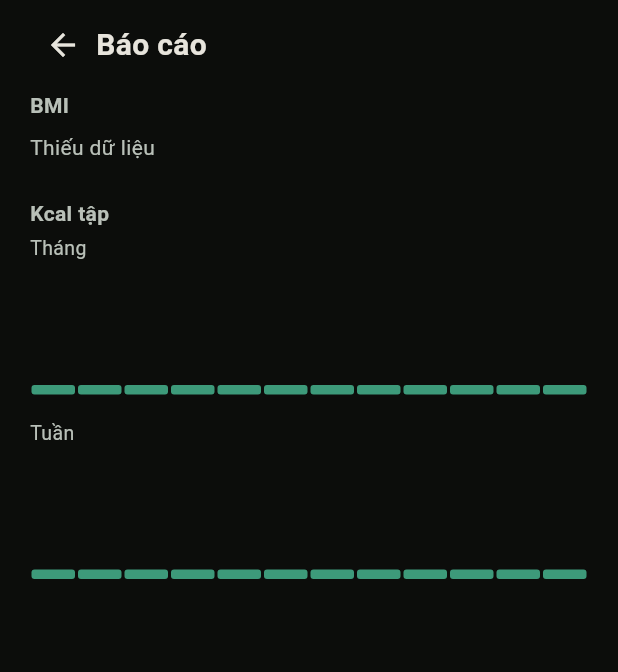
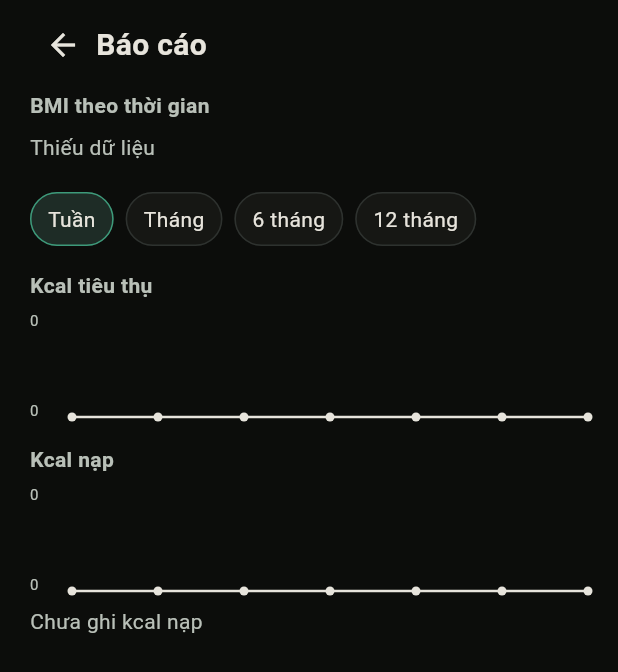
Before and after one commit to jrgbw8yn52-debug/thoi-quen, a Flutter app: the ManBaoCao screen opened directly with empty values, on a phone screen of 412 x 824 dp. Shown: the top 672 px of the screen. Run offline on Flutter 3.47's test engine with Material 3 defaults, Android fonts, the phone set to English and light mode, and no system bars; our stand-ins replace drift, drift_flutter, flutter_local_notifications, timezone; accounts and stored records are empty; generated files the repository leaves out were written again.

Commit message:
feat: cân 3 số, kcal tiêu thụ, nhật ký nạp
Ban đầu chỉ hồ sơ. Hiện tại = weigh_ins. Đích = vạch.
Tiến độ một dòng kcal tiêu thụ. Báo cáo BMI + nạp.
Nhật ký: một ô kcal tay, không món.

```diff
--- a/lib/chuoi.dart
+++ b/lib/chuoi.dart
@@ -109,6 +109,11 @@ abstract final class Chuoi {
   static const seLam = 'Sẽ làm';
   static const uocMo = 'Ước tính ±5–8';
   static const kcalTapNhan = 'Kcal tập';
+  static const kcalTieuThu = 'Kcal tiêu thụ';
+  static const kcalNap = 'Kcal nạp';
+  static const kcalNapHomNay = 'Kcal nạp hôm nay';
+  static const chuaGhiNap = 'Chưa ghi kcal nạp';
+  static const bmiTheoThoiGian = 'BMI theo thời gian';
   static const eoCm = 'Eo';
   static const hongCm = 'Hông';
   static const ngucCm = 'Ngực';
@@ -208,6 +213,8 @@ abstract final class Chuoi {
 
   static String kcalTapSo(int n) => 'Kcal tập $n';
 
+  static String kcalTieuThuHomNay(int n) => 'Kcal tiêu thụ hôm nay $n';
+
   static String daDoi(String x) => 'Đã đổi $x kg';
 
   static String tuoiCanCao(String tuoi, String kg, String cm) =>
--- a/lib/db/database.dart
+++ b/lib/db/database.dart
@@ -136,6 +136,17 @@ class MocCans extends Table {
   RealColumn get kg => real()();
 }
 
+class NapIns extends Table {
+  @override
+  String get tableName => 'nap_ins';
+
+  TextColumn get ngay => text()();
+  IntColumn get kcal => integer()();
+
+  @override
+  Set<Column> get primaryKey => {ngay};
+}
+
 @DriftDatabase(tables: [
   Habits,
   Ticks,
@@ -147,6 +158,7 @@ class MocCans extends Table {
   ChiSoIns,
   LoaiTruIns,
   MocCans,
+  NapIns,
 ])
 class AppDatabase extends _$AppDatabase {
   AppDatabase([QueryExecutor? e]) : super(e ?? _moKetNoi());
@@ -156,7 +168,7 @@ class AppDatabase extends _$AppDatabase {
   static const int phutVanDong = 30;
 
   @override
-  int get schemaVersion => 8;
+  int get schemaVersion => 9;
 
   static QueryExecutor _moKetNoi() {
     return driftDatabase(
@@ -223,6 +235,9 @@ CREATE TABLE IF NOT EXISTS tap_ins_moi (
           if (from < 8) {
             await m.addColumn(profiles, profiles.startKg);
             await m.createTable(mocCans);
+          }
+          if (from < 9) {
+            await m.createTable(napIns);
           }
         },
         beforeOpen: (details) async {
@@ -495,6 +510,16 @@ CREATE TABLE IF NOT EXISTS tap_ins_moi (
     return (select(tapIns)..orderBy([(t) => OrderingTerm.desc(t.ngay)])).get();
   }
 
+  Future<void> ghiNap(DateTime ngay, int kcal) async {
+    await into(napIns).insertOnConflictUpdate(
+      NapInsCompanion.insert(ngay: Ngay.iso(ngay), kcal: kcal),
+    );
+  }
+
+  Future<List<NapIn>> dsNap() {
+    return (select(napIns)..orderBy([(n) => OrderingTerm.desc(n.ngay)])).get();
+  }
+
   Future<List<EoIn>> dsEo() {
     return (select(eoIns)..orderBy([(e) => OrderingTerm.desc(e.ngay)])).get();
   }
@@ -583,6 +608,7 @@ CREATE TABLE IF NOT EXISTS tap_ins_moi (
       await customStatement('DELETE FROM habits');
       await customStatement('DELETE FROM weigh_ins');
       await customStatement('DELETE FROM moc_can');
+      await customStatement('DELETE FROM nap_ins');
       await customStatement('DELETE FROM eo_ins');
       await customStatement('DELETE FROM mo_ins');
       await customStatement('DELETE FROM profile');
@@ -597,6 +623,7 @@ CREATE TABLE IF NOT EXISTS tap_ins_moi (
         await customStatement('INSERT INTO chi_so SELECT * FROM src.chi_so');
         await customStatement('INSERT INTO loai_tru SELECT * FROM src.loai_tru');
         await customStatement('INSERT INTO moc_can SELECT * FROM src.moc_can');
+        await customStatement('INSERT INTO nap_ins SELECT * FROM src.nap_ins');
       } catch (_) {}
     } finally {
       await customStatement('DETACH DATABASE src');
@@ -621,6 +648,7 @@ CREATE TABLE IF NOT EXISTS tap_ins_moi (
     await delete(tapIns).go();
     await delete(chiSoIns).go();
     await delete(mocCans).go();
+    await delete(napIns).go();
     await (update(profiles)..where((p) => p.id.equals(1))).write(
       const ProfilesCompanion(
         sex: Value(null),
--- a/lib/kho.dart
+++ b/lib/kho.dart
@@ -112,6 +112,7 @@ class Kho extends ChangeNotifier {
   List<EoIn> dsEo = const [];
   List<MoIn> dsMo = const [];
   List<TapIn> dsTap = const [];
+  List<NapIn> dsNap = const [];
   List<ChiSoIn> dsChiSo = const [];
   List<MocCan> dsMocBanDau = const [];
   List<MocCan> dsMocDich = const [];
@@ -252,12 +253,7 @@ class Kho extends ChangeNotifier {
         sex: sex,
       );
 
-  String get chuKcalTap {
-    final ds = tapNgay(selected);
-    if (ds.isEmpty) return Chuoi.kcalTapSo(0);
-    if (canMoi == null) return Chuoi.thieuDuLieu;
-    return Chuoi.kcalTapSo(kcalTapCuaNgay(selected));
-  }
+  String get chuKcalTap => Chuoi.kcalTieuThuHomNay(kcalTapCuaNgay(selected));
 
   List<TapIn> tapNgay(DateTime d) {
     final iso = Ngay.iso(d);
@@ -282,6 +278,71 @@ class Kho extends ChangeNotifier {
     var s = 0;
     for (final t in tapNgay(d)) {
       s += t.phut;
+    }
+    return s;
+  }
+
+  NapIn? napCua(DateTime d) {
+    final iso = Ngay.iso(d);
+    for (final n in dsNap) {
+      if (n.ngay == iso) return n;
+    }
+    return null;
+  }
+
+  int kcalNapCuaNgay(DateTime d) => napCua(d)?.kcal ?? 0;
+
+  bool get coNap => dsNap.isNotEmpty;
+
+  List<(DateTime ngay, double bmi)> get bmiTheoCan {
+    final out = <(DateTime, double)>[];
+    for (final c in dsCan.reversed) {
+      final b = CongThuc.bmi(c.kg, heightCm);
+      if (b == null) continue;
+      out.add((Ngay.parse(c.ngay), b));
+    }
+    return out;
+  }
+
+  List<(DateTime ngay, int kcal)> diemKcalPhin(int p, int Function(DateTime) cua) {
+    switch (p) {
+      case 1:
+        return [for (final d in Ngay.cacNgayThang(selected)) (d, cua(d))];
+      case 2:
+        return _gopTuan(Ngay.congThang(selected, -6), selected, cua);
+      case 3:
+        final out = <(DateTime, int)>[];
+        for (var i = 11; i >= 0; i--) {
+          final d = DateTime(selected.year, selected.month - i, 1);
+          final a = DateTime(d.year, d.month, 1);
+          final b = DateTime(d.year, d.month, Ngay.soNgayThang(d.year, d.month));
+          out.add((a, _kcalKhoangFn(a, b, cua)));
+        }
+        return out;
+      default:
+        return [for (final d in Ngay.tuan(selected)) (d, cua(d))];
+    }
+  }
+
+  List<(DateTime, int)> _gopTuan(DateTime a, DateTime b, int Function(DateTime) cua) {
+    final out = <(DateTime, int)>[];
+    var thu = Ngay.thuHai(a);
+    final end = Ngay.cat(b);
+    while (!thu.isAfter(end)) {
+      final cuoi = thu.add(const Duration(days: 6));
+      out.add((thu, _kcalKhoangFn(thu, cuoi.isAfter(end) ? end : cuoi, cua)));
+      thu = thu.add(const Duration(days: 7));
+    }
+    return out;
+  }
+
+  int _kcalKhoangFn(DateTime a, DateTime b, int Function(DateTime) cua) {
+    var s = 0;
+    var d = Ngay.cat(a);
+    final end = Ngay.cat(b);
+    while (!d.isAfter(end)) {
+      s += cua(d);
+      d = d.add(const Duration(days: 1));
     }
     return s;
   }
@@ -622,6 +683,7 @@ class Kho extends ChangeNotifier {
     dsMo = await db.dsMo();
     moMoi = dsMo.isEmpty ? null : dsMo.first;
     dsTap = await db.dsTap();
+    dsNap = await db.dsNap();
     dsChiSo = await db.dsChiSo();
     dsMocBanDau = await db.dsMoc(AppDatabase.loaiBanDau);
     dsMocDich = await db.dsMoc(AppDatabase.loaiDich);
@@ -896,6 +958,15 @@ class Kho extends ChangeNotifier {
     return true;
   }
 
+  Future<bool> ghiNap(int kcal, {DateTime? ngay}) async {
+    final d = Ngay.cat(ngay ?? selected);
+    if (!Ngay.ghiDuoc(d, homNay)) return false;
+    if (kcal < 1 || kcal > 20000) return false;
+    await db.ghiNap(d, kcal);
+    await tai();
+    return true;
+  }
+
   Future<bool> xoaTap(int id, {DateTime? ngay}) async {
     final d = Ngay.cat(ngay ?? selected);
     if (!Ngay.ghiDuoc(d, homNay)) return false;
--- a/lib/man/bao_cao.dart
+++ b/lib/man/bao_cao.dart
@@ -1,24 +1,31 @@
 import 'package:flutter/material.dart';
 
 import '../chuoi.dart';
-import '../cong_thuc.dart';
 import '../kho.dart';
 import '../mau.dart';
 import '../widget/duong_can.dart';
 
-class ManBaoCao extends StatelessWidget {
+class ManBaoCao extends StatefulWidget {
   const ManBaoCao({super.key, required this.kho});
 
   final Kho kho;
 
   @override
+  State<ManBaoCao> createState() => _ManBaoCaoState();
+}
+
+class _ManBaoCaoState extends State<ManBaoCao> {
+  int _phin = 0;
+
+  @override
   Widget build(BuildContext context) {
-    final bmi = [
-      for (final c in kho.dsCan.reversed)
-        CongThuc.bmi(c.kg, kho.heightCm),
-    ].whereType<double>().toList();
-    final thang = kho.kcalThang12();
-    final tuan = kho.kcalTuan12();
+    final kho = widget.kho;
+    return ListenableBuilder(
+      listenable: kho,
+      builder: (context, _) {
+        final bmi = kho.bmiTheoCan;
+        final tieu = kho.diemKcalPhin(_phin, kho.kcalTapCuaNgay);
+        final nap = kho.diemKcalPhin(_phin, kho.kcalNapCuaNgay);
         return Scaffold(
           backgroundColor: Mau.giay,
           body: SafeArea(
@@ -42,63 +49,103 @@ class ManBaoCao extends StatelessWidget {
                   ],
                 ),
                 const SizedBox(height: 8),
-            const Text(Chuoi.bmi, style: TextStyle(fontSize: 14, fontWeight: FontWeight.w600, color: Mau.mo)),
+                const Text(
+                  Chuoi.bmiTheoThoiGian,
+                  style: TextStyle(fontSize: 14, fontWeight: FontWeight.w600, color: Mau.mo),
+                ),
                 const SizedBox(height: 8),
                 if (bmi.isEmpty)
                   const Text(Chuoi.thieuDuLieu, style: TextStyle(color: Mau.mo))
-            else
-              DuongCan(diem: bmi, truc: true),
-            const SizedBox(height: 24),
-            const Text(Chuoi.kcalTapNhan, style: TextStyle(fontSize: 14, fontWeight: FontWeight.w600, color: Mau.mo)),
+                else ...[
+                  DuongCan(
+                    key: const Key('duong-bmi'),
+                    diem: [for (final b in bmi) b.$2],
+                    truc: true,
+                  ),
                   const SizedBox(height: 4),
-            Text(Chuoi.thangNhan, style: const TextStyle(fontSize: 13, color: Mau.mo)),
+                  Row(
+                    mainAxisAlignment: MainAxisAlignment.spaceBetween,
+                    children: [
+                      Text(
+                        '${bmi.first.$1.day}/${bmi.first.$1.month}',
+                        style: const TextStyle(fontSize: 11, color: Mau.mo),
+                      ),
+                      Text(
+                        '${bmi.last.$1.day}/${bmi.last.$1.month}',
+                        style: const TextStyle(fontSize: 11, color: Mau.mo),
+                      ),
+                    ],
+                  ),
+                ],
+                const SizedBox(height: 20),
+                Wrap(
+                  spacing: 8,
+                  children: [
+                    _Phin(chu: Chuoi.tuanNhan, bat: _phin == 0, onTap: () => setState(() => _phin = 0)),
+                    _Phin(chu: Chuoi.thangNhan, bat: _phin == 1, onTap: () => setState(() => _phin = 1)),
+                    _Phin(chu: Chuoi.sauThang, bat: _phin == 2, onTap: () => setState(() => _phin = 2)),
+                    _Phin(chu: Chuoi.muoiHaiThang, bat: _phin == 3, onTap: () => setState(() => _phin = 3)),
+                  ],
+                ),
+                const SizedBox(height: 16),
+                const Text(
+                  Chuoi.kcalTieuThu,
+                  style: TextStyle(fontSize: 14, fontWeight: FontWeight.w600, color: Mau.mo),
+                ),
                 const SizedBox(height: 8),
-            _CotKcal(diem: thang),
+                DuongCan(
+                  key: const Key('duong-tieu-thu'),
+                  diem: [for (final d in tieu) d.$2.toDouble()],
+                  truc: true,
+                ),
                 const SizedBox(height: 16),
-            Text(Chuoi.tuanNhan, style: const TextStyle(fontSize: 13, color: Mau.mo)),
+                const Text(
+                  Chuoi.kcalNap,
+                  style: TextStyle(fontSize: 14, fontWeight: FontWeight.w600, color: Mau.mo),
+                ),
                 const SizedBox(height: 8),
-            _CotKcal(diem: tuan),
+                DuongCan(
+                  key: const Key('duong-nap'),
+                  diem: [for (final d in nap) d.$2.toDouble()],
+                  truc: true,
+                ),
+                if (!kho.coNap)
+                  const Padding(
+                    padding: EdgeInsets.only(top: 8),
+                    child: Text(Chuoi.chuaGhiNap, style: TextStyle(fontSize: 14, color: Mau.mo)),
+                  ),
               ],
+            ),
+          ),
+        );
+      },
+    );
+  }
+}
+
+class _Phin extends StatelessWidget {
+  const _Phin({required this.chu, required this.bat, required this.onTap});
+
+  final String chu;
+  final bool bat;
+  final VoidCallback onTap;
+
+  @override
+  Widget build(BuildContext context) {
+    return Material(
+      color: bat ? Mau.chipBat : Mau.beMat,
+      shape: StadiumBorder(side: BorderSide(color: bat ? Mau.reu : Mau.vien)),
+      child: InkWell(
+        customBorder: const StadiumBorder(),
+        onTap: onTap,
+        child: ConstrainedBox(
+          constraints: const BoxConstraints(minHeight: 36),
+          child: Padding(
+            padding: const EdgeInsets.symmetric(horizontal: 12, vertical: 8),
+            child: Text(chu, style: const TextStyle(fontSize: 14, color: Mau.muc)),
+          ),
         ),
       ),
     );
   }
 }
-
-class _CotKcal extends StatelessWidget {
-  const _CotKcal({required this.diem});
-
-  final List<(String, int)> diem;
-
-  @override
-  Widget build(BuildContext context) {
-    final max = diem.fold<int>(0, (a, b) => b.$2 > a ? b.$2 : a);
-    return SizedBox(
-      height: 80,
-      child: Row(
-        crossAxisAlignment: CrossAxisAlignment.stretch,
-        children: [
-          for (final d in diem)
-            Expanded(
-              child: Padding(
-                padding: const EdgeInsets.symmetric(horizontal: 1),
-                child: Align(
-                  alignment: Alignment.bottomCenter,
-                  child: FractionallySizedBox(
-                    heightFactor: max == 0 ? 0.08 : (d.$2 / max).clamp(0.08, 1),
-                    widthFactor: 1,
-                    child: const DecoratedBox(
-                      decoration: BoxDecoration(
-                        color: Mau.reu,
-                        borderRadius: BorderRadius.all(Radius.circular(2)),
-                      ),
-                    ),
-                  ),
-                ),
-              ),
-            ),
-        ],
-      ),
-    );
-  }
-}
```
Also changed, not shown: lib/man/ghi_nap.dart (added, +104 -0 lines), lib/man/luoi_ghi.dart (+6 -6 lines), lib/man/tien_do.dart (+1 -6 lines), lib/so.dart (+10 -6 lines), lib/db/database.g.dart, 2 other files. Lines whose indentation alone changed are shown as unchanged.
